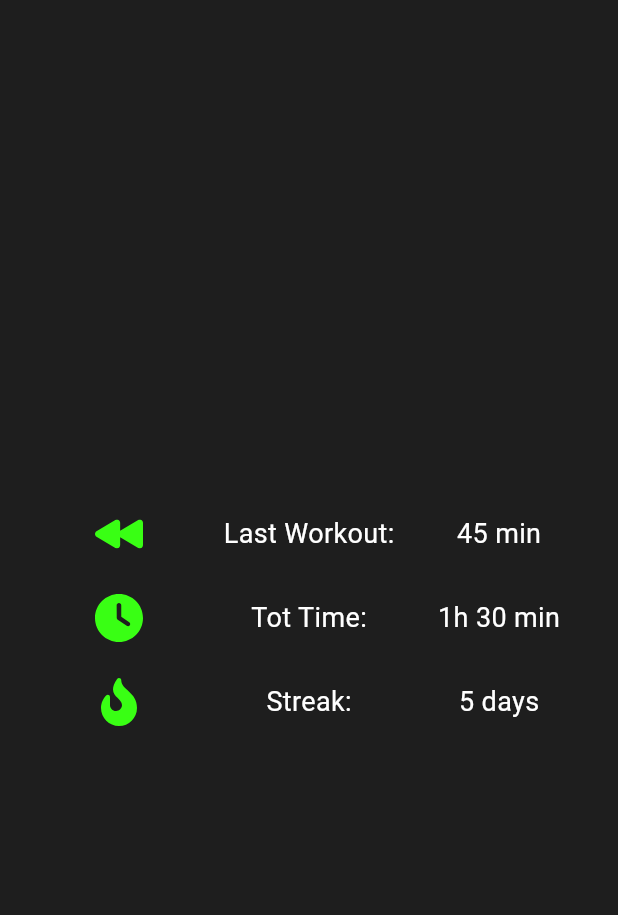
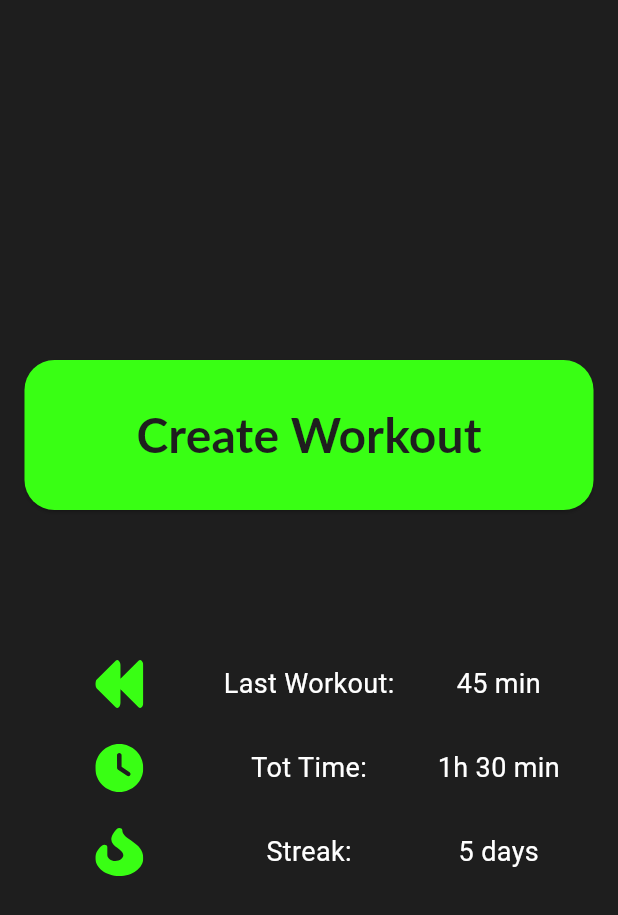
Before and after one commit to TakeOff30/fit_flow, a Flutter app: the HomeScreen screen opened directly, on a phone screen of 412 x 824 dp. Shown: the top 915 px of the screen. Run offline on Flutter 3.47's test engine with Material 3 defaults, Android fonts, the phone set to English and light mode, and no system bars; our stand-ins replace flutter_svg, table_calendar; Roboto replaces fonts that are missing (Lato).

```diff
--- a/lib/screens/home_screen.dart
+++ b/lib/screens/home_screen.dart
@@ -1,5 +1,6 @@
-// ignore_for_file: prefer_const_constructors, prefer_const_literals_to_create_immutables
+// ignore_for_file: prefer_const_constructors, deprecated_member_use
 
+import 'package:fit_flow/screens/workout_screen.dart';
 import 'package:flutter/material.dart';
 import 'package:flutter_svg/flutter_svg.dart';
 
@@ -16,12 +17,34 @@ class _HomeScreenState extends State<HomeScreen> {
     return Scaffold(
       backgroundColor: Color(0xFF1E1E1E),
       body: Padding(
-        padding: EdgeInsets.all(16.0),
+        padding: EdgeInsets.all(16.32),
         child: Center(
           child: Column(
             mainAxisAlignment: MainAxisAlignment.center,
             crossAxisAlignment: CrossAxisAlignment.stretch,
             children: [
+              ElevatedButton(
+                onPressed: () {
+                  Navigator.push(context, MaterialPageRoute(builder: (context) => WorkoutScreen()));
+                },
+                style: ElevatedButton.styleFrom(
+                  primary: Color(0xFF39FF14), // Colore di sfondo
+                  onPrimary: Color(0xFF1E1E1E), // Colore del testo
+                  minimumSize: Size.fromHeight(100), // Altezza fissa di 100
+                  shape: RoundedRectangleBorder(
+                    borderRadius: BorderRadius.circular(20), // Corner radius di 20
+                  ),
+                ),
+                child: Text(
+                  'Create Workout',
+                  style: TextStyle(
+                    fontSize: 32,
+                    fontWeight: FontWeight.bold,
+                    fontFamily: 'Lato',
+                  ),
+                ),
+              ),
+              SizedBox(height: 100),
               buildRow('assets/icons/back.svg', 'Last Workout:', '45 min'),
               SizedBox(height: 24),
               buildRow('assets/icons/timer.svg', 'Tot Time:', '1h 30 min'),
```
Also changed, not shown: assets/icons/back.svg, assets/icons/fire.svg.
